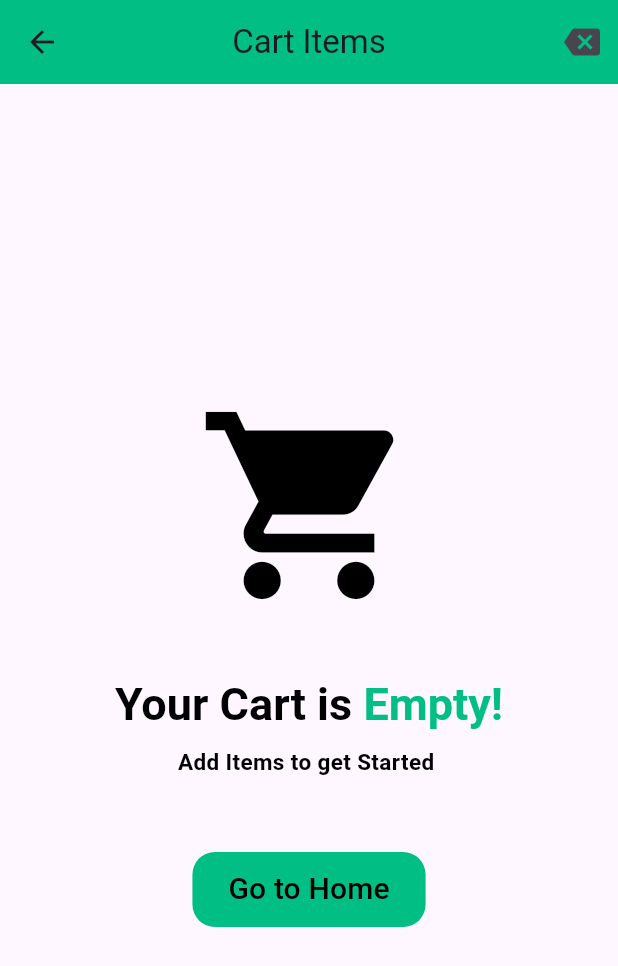
After one commit to Elkelany84/Getx_Shopping_WaledAsro_Udemy, a Flutter app: the CartScreen screen opened by its route, on a phone screen of 412 x 824 dp. The commit adds this screen. Shown: the top 966 px of the screen. Run offline on Flutter 3.47's test engine with Material 3 defaults, Android fonts, the phone set to English and light mode, and no system bars; our stand-ins replace firebase_auth, firebase_core, get, get_storage, google_fonts, google_sign_in; accounts and stored records are empty; network calls fail.

Commit message:
EndVideo27

```diff
--- a/lib/logic/controllers/product_controller.dart
+++ b/lib/logic/controllers/product_controller.dart
@@ -19,7 +19,6 @@ class ProductController extends GetxController {
       favouritesList =
           storedFavourites.map((e) => ProductModels.fromJson(e)).toList().obs;
       print(favouritesList);
-      update();
     }
     getProducts();
     super.onInit();
--- a/lib/routes/routes.dart
+++ b/lib/routes/routes.dart
@@ -5,6 +5,7 @@ import 'package:waleed_asro_shopping_getx_api/logic/bindings/product_binding.dar
 import 'package:waleed_asro_shopping_getx_api/view/screens/auth/forget_password.dart';
 import 'package:waleed_asro_shopping_getx_api/view/screens/auth/login_screen.dart';
 import 'package:waleed_asro_shopping_getx_api/view/screens/auth/signup_screen.dart';
+import 'package:waleed_asro_shopping_getx_api/view/screens/cart_screen.dart';
 import 'package:waleed_asro_shopping_getx_api/view/screens/main_screen.dart';
 import 'package:waleed_asro_shopping_getx_api/view/screens/welcome_screen.dart';
 
@@ -38,6 +39,11 @@ class AppRoutes {
         name: Routes.mainScreen,
         page: () => MainScreen(),
         bindings: [AuthBinding(), MainBinding(), ProductBinding()]),
+    GetPage(
+      name: Routes.cartScreen,
+      page: () => CartScreen(),
+      binding: AuthBinding(),
+    ),
   ];
 }
 
@@ -47,4 +53,5 @@ class Routes {
   static const signupScreen = "/signupScreen";
   static const forgetPasswordScreen = "/forgetpasswordScreen";
   static const mainScreen = "/mainScreen";
+  static const cartScreen = "/cartScreen";
 }
--- /dev/null
+++ b/lib/view/screens/cart_screen.dart
@@ -0,0 +1,25 @@
+import 'package:flutter/material.dart';
+import 'package:get/get.dart';
+import 'package:waleed_asro_shopping_getx_api/utils/theme.dart';
+import 'package:waleed_asro_shopping_getx_api/view/widgets/cart/empty_cart.dart';
+
+class CartScreen extends StatelessWidget {
+  const CartScreen({super.key});
+
+  @override
+  Widget build(BuildContext context) {
+    return SafeArea(
+      child: Scaffold(
+        backgroundColor: context.theme.colorScheme.background,
+        appBar: AppBar(
+          centerTitle: true,
+          title: Text("Cart Items"),
+          elevation: 0,
+          backgroundColor: Get.isDarkMode ? darkGreyClr : mainColor,
+          actions: [IconButton(onPressed: () {}, icon: Icon(Icons.backspace))],
+        ),
+        body: EmptyCart(),
+      ),
+    );
+  }
+}
--- a/lib/view/screens/main_screen.dart
+++ b/lib/view/screens/main_screen.dart
@@ -1,6 +1,7 @@
 import 'package:flutter/material.dart';
 import 'package:get/get.dart';
 import 'package:waleed_asro_shopping_getx_api/logic/controllers/main_controller.dart';
+import 'package:waleed_asro_shopping_getx_api/routes/routes.dart';
 import 'package:waleed_asro_shopping_getx_api/utils/theme.dart';
 
 class MainScreen extends StatelessWidget {
@@ -20,9 +21,7 @@ class MainScreen extends StatelessWidget {
           actions: [
             IconButton(
                 onPressed: () {
-                  Get.isDarkMode
-                      ? Get.changeThemeMode(ThemeMode.light)
-                      : Get.changeThemeMode(ThemeMode.dark);
+                  Get.toNamed(Routes.cartScreen);
                 },
                 icon: Image.asset("assets/images/shop.png"))
           ],
--- /dev/null
+++ b/lib/view/widgets/cart/empty_cart.dart
@@ -0,0 +1,85 @@
+import 'package:flutter/material.dart';
+import 'package:get/get.dart';
+import 'package:waleed_asro_shopping_getx_api/routes/routes.dart';
+import 'package:waleed_asro_shopping_getx_api/utils/theme.dart';
+
+class EmptyCart extends StatelessWidget {
+  const EmptyCart({super.key});
+
+  @override
+  Widget build(BuildContext context) {
+    return Center(
+      child: Column(
+        mainAxisAlignment: MainAxisAlignment.center,
+        crossAxisAlignment: CrossAxisAlignment.center,
+        children: [
+          Icon(
+            Icons.shopping_cart,
+            size: 150,
+            color: Get.isDarkMode ? Colors.white : Colors.black,
+          ),
+          SizedBox(
+            height: 40,
+          ),
+          RichText(
+            text: TextSpan(
+              children: [
+                TextSpan(
+                  text: "Your Cart is ",
+                  style: TextStyle(
+                    fontSize: 30,
+                    fontWeight: FontWeight.bold,
+                    color: Get.isDarkMode ? Colors.white : Colors.black,
+                  ),
+                ),
+                TextSpan(
+                  text: "Empty!",
+                  style: TextStyle(
+                    fontSize: 30,
+                    fontWeight: FontWeight.bold,
+                    color: Get.isDarkMode ? pinkClr : mainColor,
+                  ),
+                )
+              ],
+            ),
+          ),
+          SizedBox(
+            height: 10,
+          ),
+          Text(
+            "Add Items to get Started ",
+            style: TextStyle(
+              fontSize: 15,
+              fontWeight: FontWeight.bold,
+              color: Get.isDarkMode ? Colors.white : Colors.black,
+            ),
+          ),
+          SizedBox(
+            height: 50,
+          ),
+          SizedBox(
+            height: 50,
+            child: ElevatedButton(
+              style: ElevatedButton.styleFrom(
+                elevation: 0,
+                backgroundColor: Get.isDarkMode ? pinkClr : mainColor,
+                shape: RoundedRectangleBorder(
+                  borderRadius: BorderRadius.circular(15),
+                ),
+              ),
+              onPressed: () {
+                Get.toNamed(Routes.mainScreen);
+              },
+              child: Text(
+                "Go to Home",
+                style: TextStyle(
+                    color: Get.isDarkMode ? Colors.white : Colors.black,
+                    fontSize: 20),
+              ),
+            ),
+          )
+        ],
+      ),
+    );
+  }
+}
```
